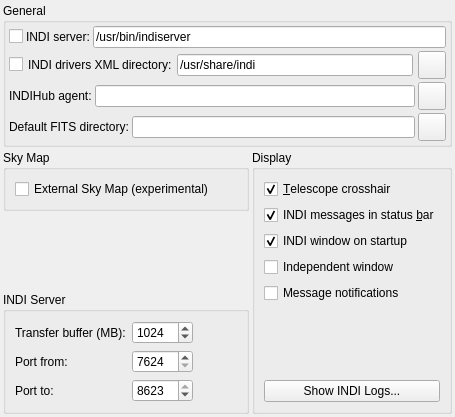
Before: the Qt Designer form kstars/indi/opsindi.ui in KDE/kstars, drawn with Qt 5.
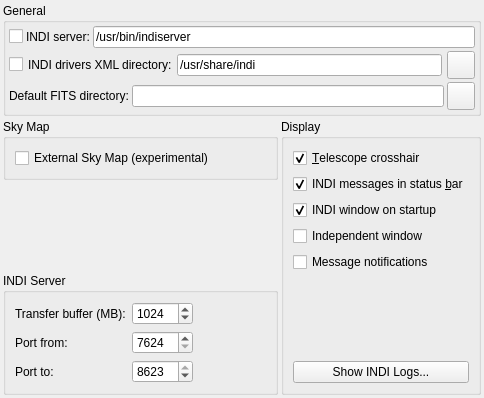
After: the same form once the commit is applied.

Commit message: Remove any traces of INDI hub as the project is dead

Patch:
```diff
--- a/kstars/indi/opsindi.ui
+++ b/kstars/indi/opsindi.ui
@@ -6,8 +6,8 @@
    <rect>
     <x>0</x>
     <y>0</y>
-    <width>455</width>
-    <height>417</height>
+    <width>484</width>
+    <height>398</height>
    </rect>
   </property>
   <layout class="QVBoxLayout" name="verticalLayout_5">
@@ -147,43 +147,7 @@
        </layout>
       </item>
       <item>
-       <layout class="QHBoxLayout" name="horizontalLayout_5">
-        <item>
-         <widget class="QLabel" name="label_3">
-          <property name="text">
-           <string>INDIHub agent:</string>
-          </property>
-         </widget>
-        </item>
-        <item>
-         <widget class="QLineEdit" name="kcfg_INDIHubAgent"/>
-        </item>
-        <item>
-         <widget class="QPushButton" name="selectINDIHubB">
-          <property name="sizePolicy">
-           <sizepolicy hsizetype="Fixed" vsizetype="Fixed">
-            <horstretch>0</horstretch>
-            <verstretch>0</verstretch>
-           </sizepolicy>
-          </property>
-          <property name="minimumSize">
-           <size>
-            <width>28</width>
-            <height>28</height>
-           </size>
-          </property>
-          <property name="maximumSize">
-           <size>
-            <width>28</width>
-            <height>28</height>
-           </size>
-          </property>
-          <property name="text">
-           <string/>
-          </property>
-         </widget>
-        </item>
-       </layout>
+       <layout class="QHBoxLayout" name="horizontalLayout_5"/>
       </item>
       <item>
        <layout class="QHBoxLayout" name="horizontalLayout_4">
```
Left out of the diff: 8 changed lines with no effect on the pictures. The commit also changes 17 other files.
